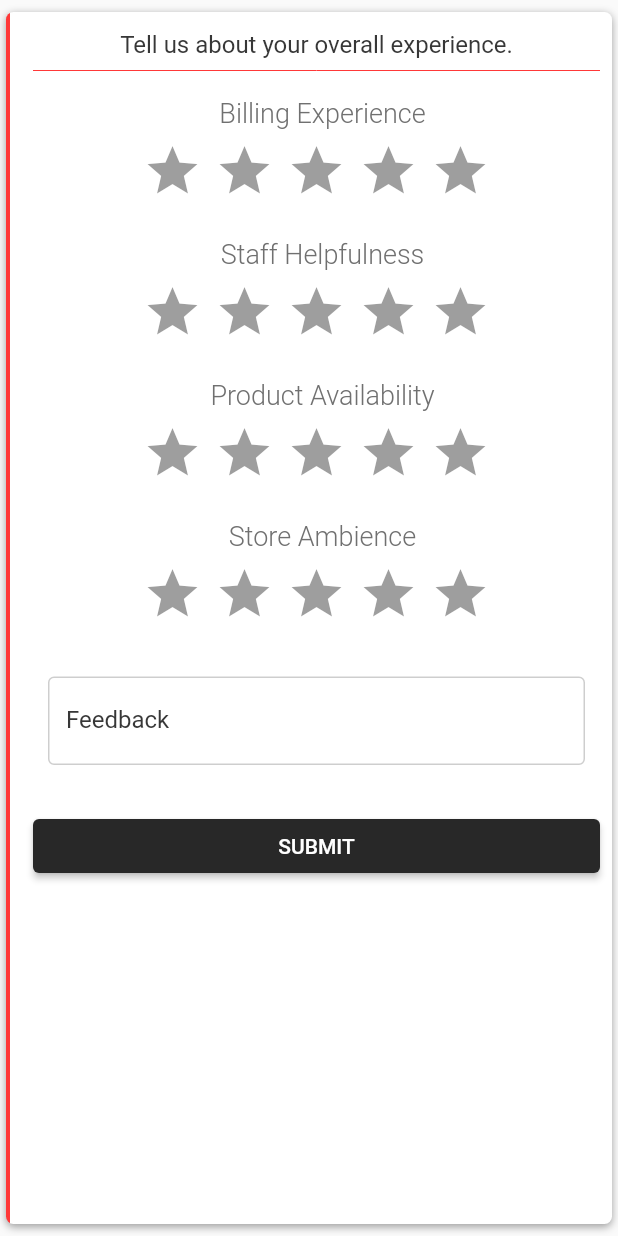
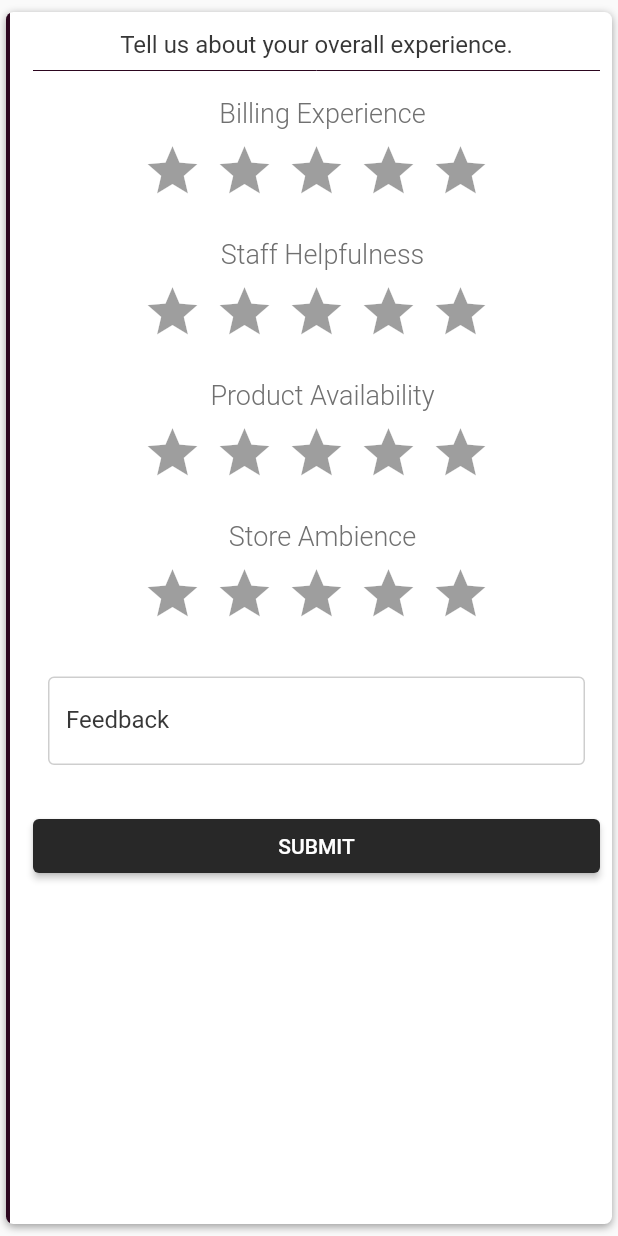
Before and after one commit to rishirizz/invoice_bill, a Flutter app: the UserRating widget shown alone on an empty page, opened directly, on a phone screen of 412 x 824 dp. Run offline on Flutter 3.47's test engine with Material 2 defaults, Android fonts, the phone set to English and light mode, and no system bars; drawn by our look-alikes of flutter_rating_bar; our stand-ins replace google_fonts, qr_flutter.

Commit message:
Theme color changes

```diff
--- a/lib/form/user_form.dart
+++ b/lib/form/user_form.dart
@@ -42,7 +42,7 @@ class _UserFormState extends State<UserForm> {
               ),
               const Divider(
 
-                color: Color(0xffff3838),
+                color: Color(0xff2C061F),
               ),
               const SizedBox(
                 height: 10,
--- a/lib/form/ux_form.dart
+++ b/lib/form/ux_form.dart
@@ -35,7 +35,7 @@ class _UserRatingState extends State<UserRating> {
               style: primaryTextStyle,
             ),
             const Divider(
-              color: Color(0xffff3838),
+              color: Color(0xff2C061F),
             ),
             const SizedBox(height: 10),
             Padding(
@@ -56,7 +56,7 @@ class _UserRatingState extends State<UserRating> {
               itemBuilder: (context, _) => const Icon(
                 Icons.star,
                 size: 1,
-                color: Color(0xffff3838),
+                color: Color(0xff2C061F),
               ),
               onRatingUpdate: (rating) {
                 debugPrint(rating.toString());
@@ -81,7 +81,7 @@ class _UserRatingState extends State<UserRating> {
               itemBuilder: (context, _) => const Icon(
                 Icons.star,
                 size: 1,
-                color: Color(0xffff3838),
+                color: Color(0xff2C061F),
               ),
               onRatingUpdate: (rating) {
                 debugPrint(rating.toString());
@@ -106,7 +106,7 @@ class _UserRatingState extends State<UserRating> {
               itemBuilder: (context, _) => const Icon(
                 Icons.star,
                 size: 1,
-                color: Color(0xffff3838),
+                color: Color(0xff2C061F),
               ),
               onRatingUpdate: (rating) {
                 debugPrint(rating.toString());
@@ -131,7 +131,7 @@ class _UserRatingState extends State<UserRating> {
               itemBuilder: (context, _) => const Icon(
                 Icons.star,
                 size: 1,
-                color: Color(0xffff3838),
+                color: Color(0xff2C061F),
               ),
               onRatingUpdate: (rating) {
                 debugPrint(rating.toString());
@@ -192,7 +192,7 @@ class _UserRatingState extends State<UserRating> {
         gradient: LinearGradient(
           stops: [0.006, 0.006],
           colors: [
-            Color(0xffff3838),
+            Color(0xff2C061F),
             Colors.white,
           ],
         ),
--- a/pubspec.yaml
+++ b/pubspec.yaml
@@ -33,5 +33,5 @@ flutter:
   assets:
    - images/email.png
    - images/phone.png
-   - images/sbox_login.png
+   - images/store.png
    - images/whstp.png
```
Also changed, not shown: lib/main.dart (+29 -26 lines), images/sbox_login.png (deleted), images/store.png (added).
